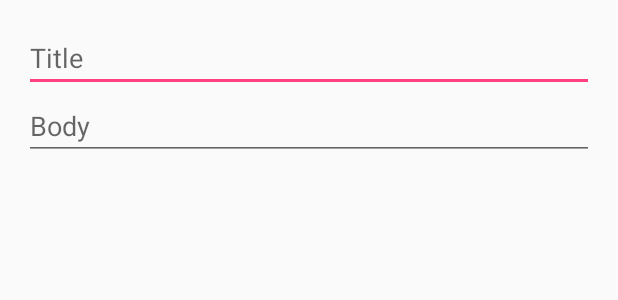
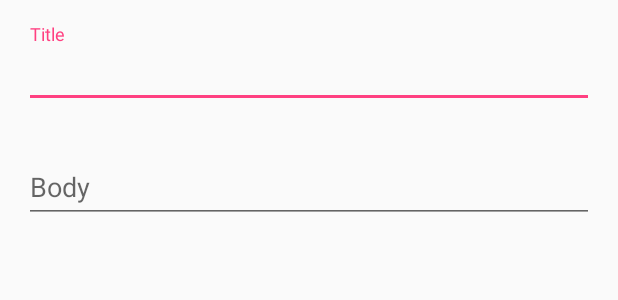
Before and after one commit to JosiasSena/kotlintodo, an Android app: the layout todo_dialog.xml on its own in the app's theme, with its tools: preview values and no code run, on a phone screen of 412 x 824 dp. Shown: the top 300 px of the screen. Run offline under Robolectric (Android 15) with nearby library versions, the phone set to English and light mode, and no system bars.

```diff
--- a/app/src/main/res/layout/todo_dialog.xml
+++ b/app/src/main/res/layout/todo_dialog.xml
@@ -1,19 +1,34 @@
 <?xml version="1.0" encoding="utf-8"?>
 <LinearLayout xmlns:android="http://schemas.android.com/apk/res/android"
+    xmlns:app="http://schemas.android.com/apk/res-auto"
     style="@style/Theme.AppCompat.Dialog"
     android:layout_width="match_parent"
     android:layout_height="wrap_content"
     android:orientation="vertical"
     android:padding="16dp">
 
-    <EditText
+    <android.support.design.widget.TextInputLayout
+        android:id="@+id/ilTitle"
+        android:layout_width="match_parent"
+        android:layout_height="wrap_content"
+        app:errorEnabled="true">
+
+        <android.support.design.widget.TextInputEditText
             android:id="@+id/et_title"
             android:layout_width="match_parent"
             android:layout_height="wrap_content"
             android:hint="@string/title"
             android:inputType="textShortMessage"/>
 
-    <EditText
+    </android.support.design.widget.TextInputLayout>
+
+    <android.support.design.widget.TextInputLayout
+        android:id="@+id/ilBody"
+        android:layout_width="match_parent"
+        android:layout_height="wrap_content"
+        app:errorEnabled="true">
+
+        <android.support.design.widget.TextInputEditText
             android:id="@+id/et_body"
             android:layout_width="match_parent"
             android:layout_height="wrap_content"
@@ -21,4 +36,6 @@
             android:inputType="textMultiLine"
             android:maxLines="100"/>
 
+    </android.support.design.widget.TextInputLayout>
+
 </LinearLayout>
```
Also changed, not shown: app/src/main/java/com/josiasssena/kotlintodo/main/MainActivity.kt (+7 -1 lines), app/src/main/java/com/josiasssena/kotlintodo/main/recview/ToDoAdapter.kt (+13 -0 lines), app/src/main/java/com/josiasssena/kotlintodo/realm/TodoRealmManager.kt (+9 -2 lines). Lines whose indentation alone changed are shown as unchanged.
